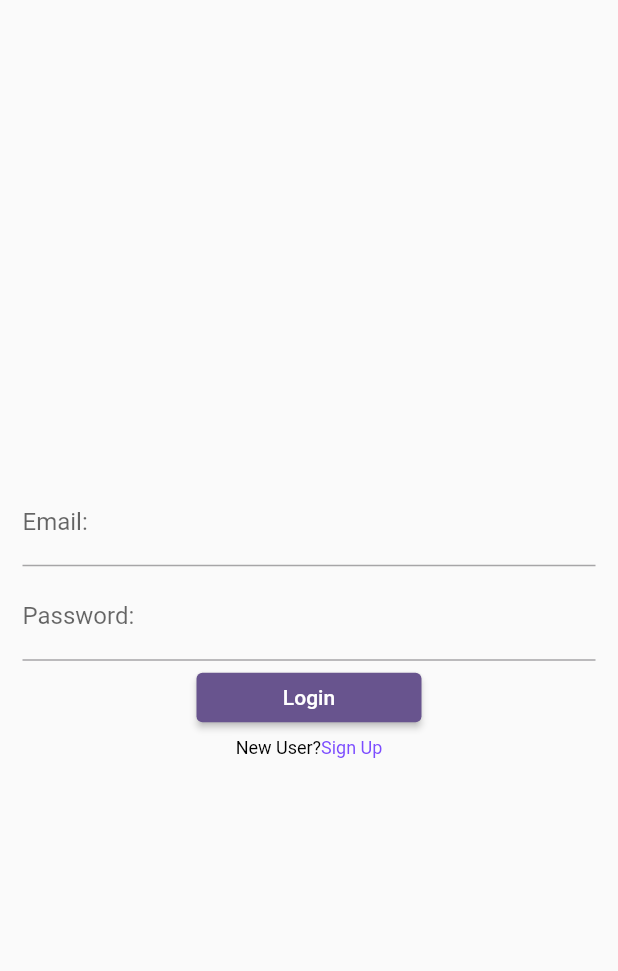
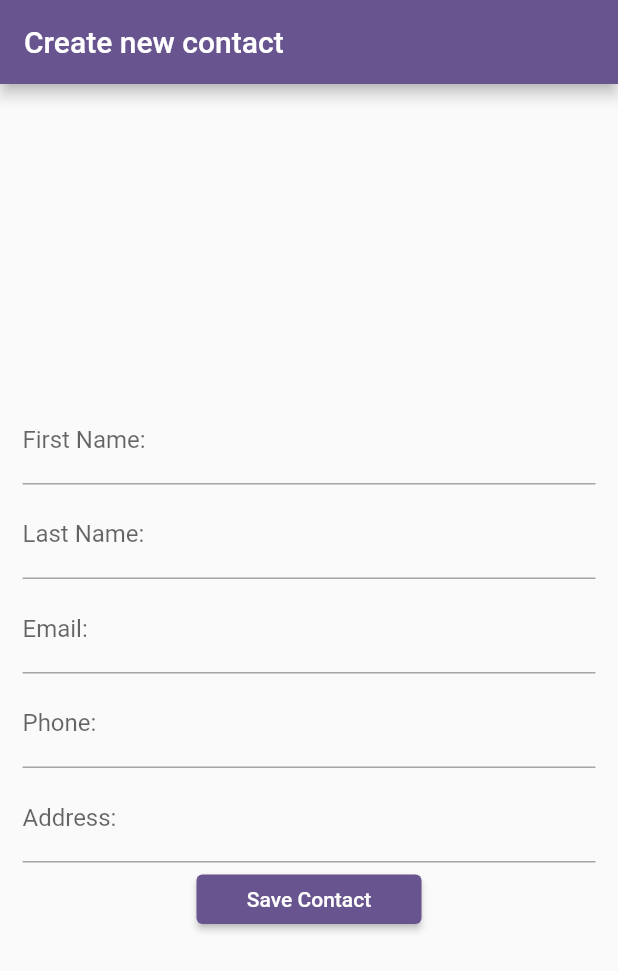
Before and after one commit to noufipalu/flutter_api_example, a Flutter app: the screen it shows after launch, on a phone screen of 412 x 824 dp. Shown: the top 971 px of the screen. Run offline on Flutter 3.47's test engine with Material 2 defaults, Android fonts, the phone set to English and light mode, and no system bars; our stand-ins replace bloc, dio, equatable, flutter_bloc, freezed_annotation, shared_preferences; Roboto replaces fonts that are missing (Brush Script).

Commit message:
Add contact

```diff
--- a/lib/main.dart
+++ b/lib/main.dart
@@ -1,4 +1,6 @@
+import 'package:datainflutter/src/views/pages/add_new_contact.dart';
 import 'package:datainflutter/src/views/pages/login_page.dart';
+import 'package:datainflutter/src/views/pages/new_contact_page.dart';
 import 'package:flutter/material.dart';
 
 void main() {
@@ -16,7 +18,7 @@ class MyApp extends StatelessWidget {
       theme: ThemeData(
         colorScheme: ColorScheme.fromSeed(seedColor: Colors.deepPurple),
       ),
-      home: const LoginPage(),
+      home: const AddNewContactPage(),
     );
   }
 }
--- a/lib/src/controller/contact_cubit/cubit/contact_state.dart
+++ b/lib/src/controller/contact_cubit/cubit/contact_state.dart
@@ -31,14 +31,14 @@ class ContactReadStateLoading extends ContactState {
 
 class ContactReadStateSuccess extends ContactState {
   final List<ContactModel> data;
-  ContactReadStateSuccess({required this.data});
+  const ContactReadStateSuccess({required this.data});
   @override
   List<Object?> get props => [data];
 }
 
 class ContactReadStateError extends ContactState {
   final String error;
-  ContactReadStateError({required this.error});
+  const ContactReadStateError({required this.error});
   @override
   List<Object?> get props => [error];
 }
--- a/lib/src/core/common_widgets/app_text_form_field.dart
+++ b/lib/src/core/common_widgets/app_text_form_field.dart
@@ -25,8 +25,9 @@ class AppTextFormField extends StatelessWidget {
       onTap: onTap,
       keyboardType: keyboardType ?? TextInputType.name,
       decoration: InputDecoration(
-          labelText: label,
-          border: OutlineInputBorder(borderRadius: BorderRadius.circular(6))),
+        labelText: label,
+        // border: OutlineInputBorder(borderRadius: BorderRadius.circular(6),
+      ),
     );
   }
 }
--- a/lib/src/core/constants/strings.dart
+++ b/lib/src/core/constants/strings.dart
@@ -9,4 +9,13 @@ class Strings {
   static const String signup = 'Sign Up';
   static const String newUser = 'New User?';
   static const String error = 'Authentication Error';
+  static const String contactError = "Oops!..Something went wrong";
+  static const String retry = "Retry";
+  static const String btnDelete = "Delete";
+  static const String user = 'Already have an account?';
+  static const String newcontact = 'Create new contact';
+  static const String fname = 'First Name: ';
+  static const String lname = 'Last Name: ';
+  static const String address = 'Address: ';
+  static const String save = 'Save Contact';
 }
--- /dev/null
+++ b/lib/src/views/pages/add_new_contact.dart
@@ -0,0 +1,86 @@
+import 'package:datainflutter/src/core/common_widgets/app_button.dart';
+import 'package:datainflutter/src/core/common_widgets/app_text_form_field.dart';
+import 'package:datainflutter/src/core/constants/strings.dart';
+import 'package:datainflutter/src/core/helpers/validation_helpers.dart';
+import 'package:flutter/material.dart';
+
+class AddNewContactPage extends StatefulWidget {
+  const AddNewContactPage({super.key});
+
+  @override
+  State<AddNewContactPage> createState() => _AddNewContactPageState();
+}
+
+class _AddNewContactPageState extends State<AddNewContactPage> {
+  final GlobalKey<FormState> _formKey = GlobalKey();
+  final TextEditingController _fnameController = TextEditingController();
+  final TextEditingController _lnameController = TextEditingController();
+  final TextEditingController _emailController = TextEditingController();
+  final TextEditingController _addressController = TextEditingController();
+  final TextEditingController _phoneController = TextEditingController();
+
+  @override
+  Widget build(BuildContext context) {
+    return Scaffold(
+      appBar: AppBar(
+        title: const Text(Strings.newcontact),
+      ),
+      body: SafeArea(
+        child: Form(
+          key: _formKey,
+          child: Padding(
+            padding: const EdgeInsets.symmetric(horizontal: 15),
+            child: Column(
+              mainAxisAlignment: MainAxisAlignment.center,
+              children: [
+                AppTextFormField(
+                  label: Strings.fname,
+                  textEditingController: _fnameController,
+                  validator: ValidationHelpers.validateName,
+                ),
+                const SizedBox(
+                  height: 4,
+                ),
+                AppTextFormField(
+                  label: Strings.lname,
+                  textEditingController: _lnameController,
+                  validator: ValidationHelpers.validateName,
+                ),
+                const SizedBox(
+                  height: 4,
+                ),
+                AppTextFormField(
+                  label: Strings.email,
+                  textEditingController: _fnameController,
+                  validator: ValidationHelpers.validateEmail,
+                ),
+                const SizedBox(
+                  height: 4,
+                ),
+                AppTextFormField(
+                  label: Strings.phone,
+                  textEditingController: _phoneController,
+                  validator: ValidationHelpers.validatePhone,
+                ),
+                const SizedBox(
+                  height: 4,
+                ),
+                AppTextFormField(
+                  label: Strings.address,
+                  textEditingController: _addressController,
+                ),
+                const SizedBox(
+                  height: 8,
+                ),
+                AppButton(
+                  buttonTitle: Strings.save,
+                  onPressed: () {},
+                ),
+              ],
+            ),
+          ),
+        ),
+      ),
+    );
+  }
+}
```
Also changed, not shown: lib/src/views/pages/login_page.dart (+10 -1 lines), lib/src/views/pages/new_contact_page.dart (added, +67 -0 lines), lib/src/views/pages/new_signup_page.dart (+72 -12 lines).
